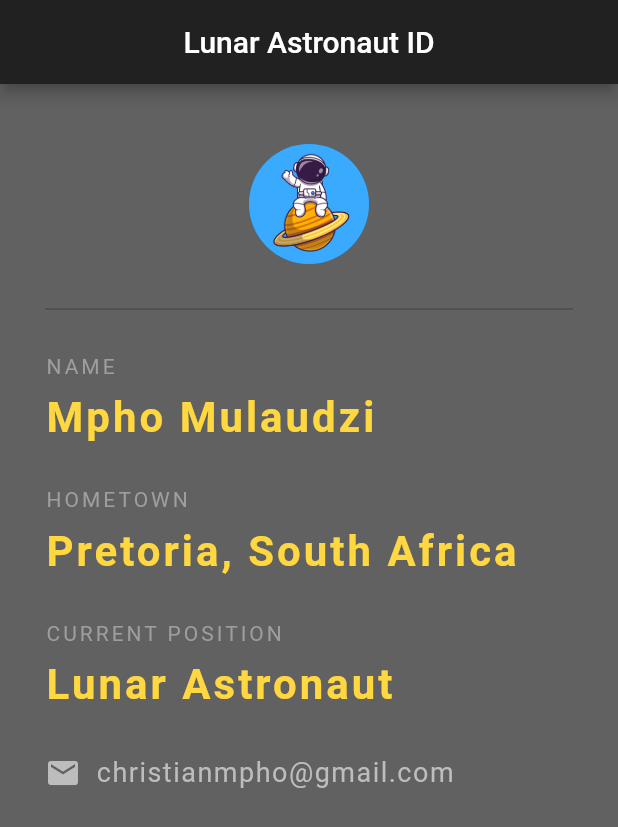
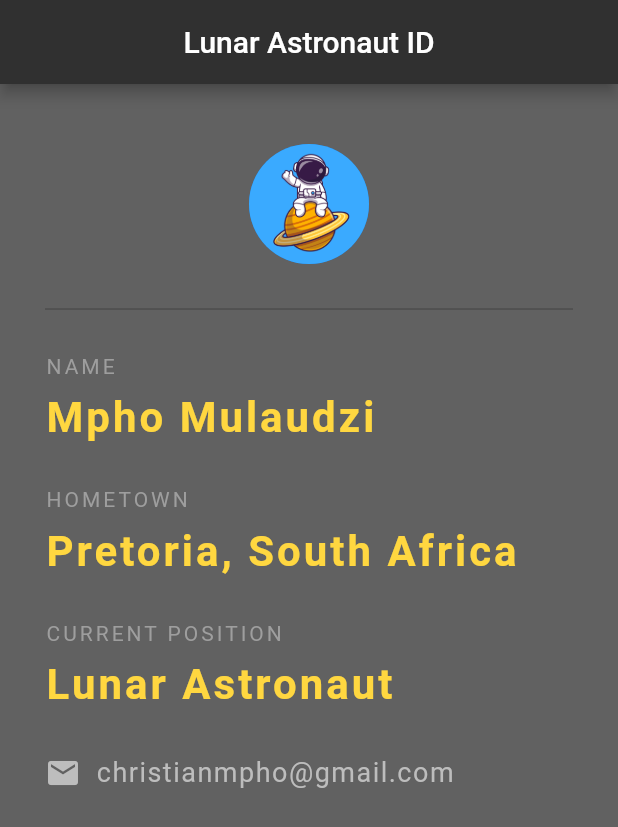
Before and after one commit to Mpho-Mulaudzi/LunarProject, a Flutter app: the screen it shows after launch, on a phone screen of 412 x 824 dp. Shown: the top 827 px of the screen. Run offline on Flutter 3.47's test engine with Material 2 defaults, Android fonts, the phone set to English and light mode, and no system bars.

Commit message:
fix:appbar

```diff
--- a/lib/main.dart
+++ b/lib/main.dart
@@ -16,7 +16,7 @@ class PROFILE extends StatelessWidget {
           "Lunar Astronaut ID",
         ),
         centerTitle: true,
-        backgroundColor: Colors.grey[900],
+        backgroundColor: Colors.grey[850],
       ),
       body: Padding(
         padding: const EdgeInsets.fromLTRB(30.0, 40.0, 30.0, 0),
```
